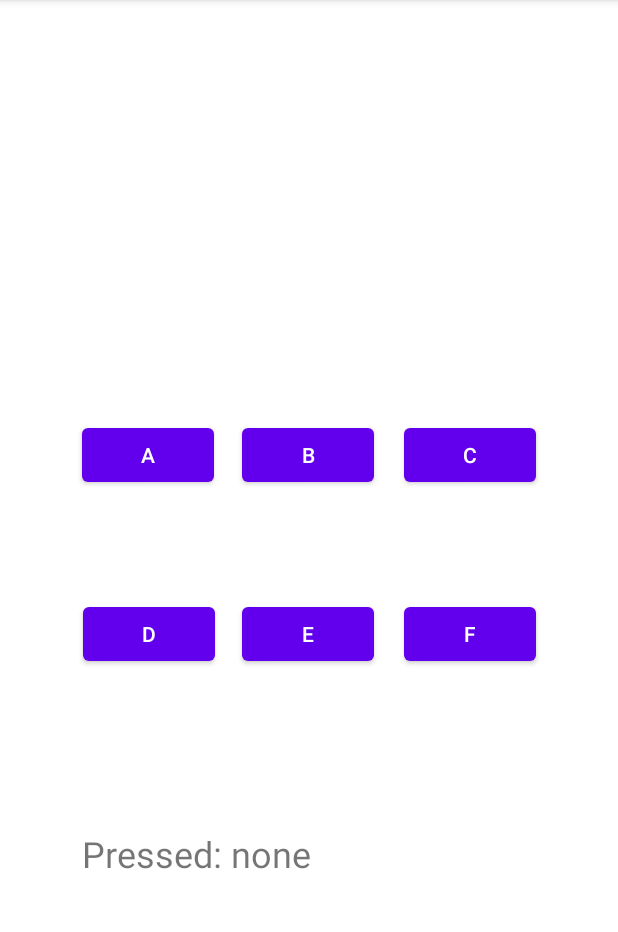
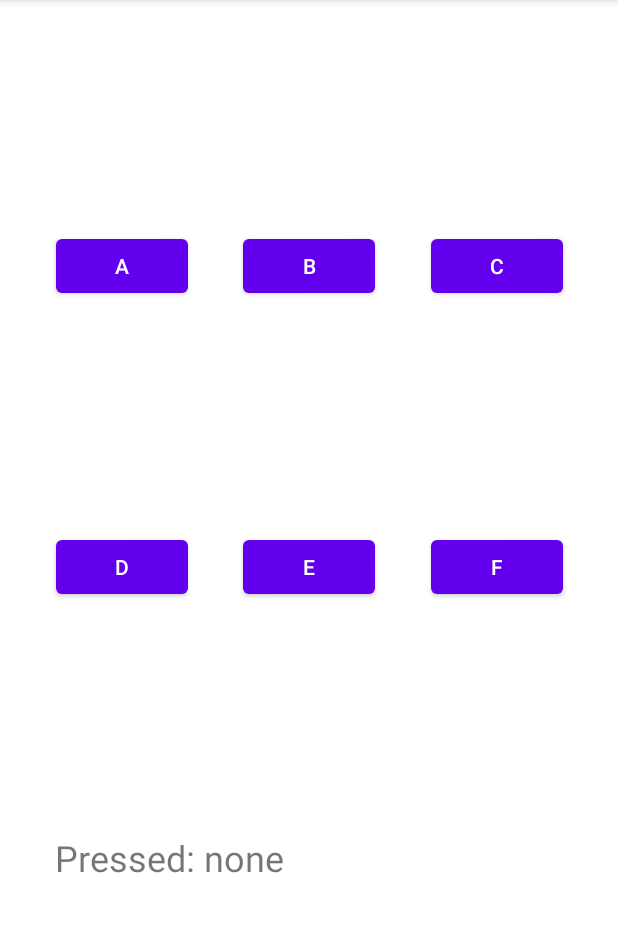
Before and after one commit to martapalermo/5520_SemesterApp, an Android app: the A3 screen opened directly, with no data from a screen before it, on a phone screen of 412 x 824 dp, the part 84-1016 px from its top. Run offline under Robolectric (Android 15) with nearby library versions, the phone set to English and light mode, and no system bars.

Commit message:
made edits to clickyclick layout

```diff
--- a/app/src/main/res/layout/activity_clickyclick.xml
+++ b/app/src/main/res/layout/activity_clickyclick.xml
@@ -11,72 +11,65 @@
         android:layout_width="wrap_content"
         android:layout_height="wrap_content"
         android:text="@string/a"
-        app:layout_constraintBottom_toBottomOf="parent"
-        app:layout_constraintEnd_toEndOf="parent"
-        app:layout_constraintHorizontal_bias="0.169"
+        app:layout_constraintTop_toTopOf="parent"
+        app:layout_constraintBottom_toTopOf="@id/buttonD"
+        app:layout_constraintEnd_toStartOf="@id/buttonB"
         app:layout_constraintStart_toStartOf="parent"
-        app:layout_constraintTop_toTopOf="parent"
-        app:layout_constraintVertical_bias="0.388" />
+         />
 
     <Button
         android:id="@+id/buttonB"
         android:layout_width="wrap_content"
         android:layout_height="wrap_content"
         android:text="@string/b"
-        app:layout_constraintBottom_toBottomOf="parent"
-        app:layout_constraintEnd_toEndOf="parent"
-        app:layout_constraintHorizontal_bias="0.497"
-        app:layout_constraintStart_toStartOf="parent"
+        app:layout_constraintBottom_toTopOf="@id/buttonE"
+        app:layout_constraintEnd_toStartOf="@id/buttonC"
+        app:layout_constraintStart_toEndOf="@id/buttonA"
         app:layout_constraintTop_toTopOf="parent"
-        app:layout_constraintVertical_bias="0.388" />
+        app:layout_constraintVertical_bias="0.498" />
 
     <Button
         android:id="@+id/buttonC"
         android:layout_width="wrap_content"
         android:layout_height="wrap_content"
         android:text="@string/c"
-        app:layout_constraintBottom_toBottomOf="parent"
+        app:layout_constraintBottom_toTopOf="@id/buttonF"
         app:layout_constraintEnd_toEndOf="parent"
-        app:layout_constraintHorizontal_bias="0.832"
-        app:layout_constraintStart_toStartOf="parent"
-        app:layout_constraintTop_toTopOf="parent"
-        app:layout_constraintVertical_bias="0.388" />
+        app:layout_constraintStart_toEndOf="@id/buttonB"
+        app:layout_constraintTop_toTopOf="parent" />
 
     <Button
         android:id="@+id/buttonD"
         android:layout_width="wrap_content"
         android:layout_height="wrap_content"
         android:text="@string/d"
-        app:layout_constraintBottom_toBottomOf="parent"
-        app:layout_constraintEnd_toEndOf="parent"
-        app:layout_constraintHorizontal_bias="0.17"
+        app:layout_constraintBottom_toTopOf="@id/pressed"
+        app:layout_constraintEnd_toStartOf="@id/buttonE"
         app:layout_constraintStart_toStartOf="parent"
-        app:layout_constraintTop_toTopOf="parent"
-        app:layout_constraintVertical_bias="0.554" />
+        app:layout_constraintTop_toBottomOf="@id/buttonA" />
 
     <Button
         android:id="@+id/buttonE"
         android:layout_width="wrap_content"
         android:layout_height="wrap_content"
         android:text="@string/e"
-        app:layout_constraintBottom_toBottomOf="parent"
-        app:layout_constraintEnd_toEndOf="parent"
-        app:layout_constraintHorizontal_bias="0.498"
-        app:layout_constraintStart_toStartOf="parent"
-        app:layout_constraintTop_toTopOf="parent"
-        app:layout_constraintVertical_bias="0.554" />
+        app:layout_constraintBottom_toTopOf="@id/pressed"
+        app:layout_constraintEnd_toStartOf="@id/buttonF"
+
+        app:layout_constraintStart_toEndOf="@id/buttonD"
+        app:layout_constraintTop_toBottomOf="@id/buttonB"
+        />
 
     <Button
         android:id="@+id/buttonF"
         android:layout_width="wrap_content"
         android:layout_height="wrap_content"
         android:text="@string/f"
-        app:layout_constraintBottom_toBottomOf="parent"
+        app:layout_constraintBottom_toTopOf="@id/pressed"
         app:layout_constraintEnd_toEndOf="parent"
-        app:layout_constraintHorizontal_bias="0.832"
-        app:layout_constraintStart_toStartOf="parent"
-        app:layout_constraintTop_toTopOf="parent"
-        app:layout_constraintVertical_bias="0.554" />
+        app:layout_constraintStart_toEndOf="@id/buttonE"
+        app:layout_constraintTop_toBottomOf="@id/buttonC"
+         />
 
     <TextView
         android:id="@+id/pressed"
@@ -86,10 +79,10 @@
         android:textSize="24sp"
         app:layout_constraintBottom_toBottomOf="parent"
         app:layout_constraintEnd_toEndOf="parent"
-        app:layout_constraintHorizontal_bias="0.212"
+        app:layout_constraintHorizontal_bias="0.142"
         app:layout_constraintStart_toStartOf="parent"
         app:layout_constraintTop_toTopOf="parent"
-        app:layout_constraintVertical_bias="0.752" />
+        app:layout_constraintVertical_bias="0.755" />
 
 
 </androidx.constraintlayout.widget.ConstraintLayout>
```
